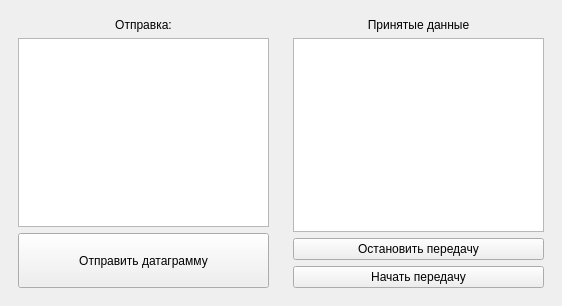
Before: the Qt Designer form Lesson 37/PreUDPsocket/mainwindow.ui in ofraofraofra/QtHW, drawn with Qt 5.
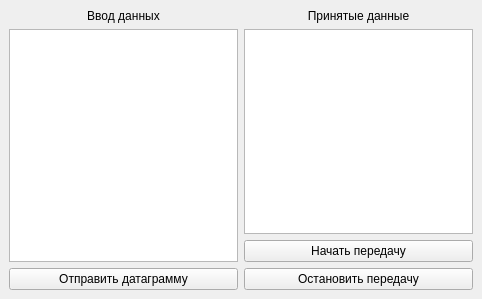
After: the same form once the commit is applied.

What changed in the file:
```diff
--- a/Lesson 37/PreUDPsocket/mainwindow.ui
+++ b/Lesson 37/PreUDPsocket/mainwindow.ui
@@ -6,26 +6,44 @@
    <rect>
     <x>0</x>
     <y>0</y>
-    <width>562</width>
-    <height>306</height>
+    <width>482</width>
+    <height>299</height>
    </rect>
   </property>
   <property name="windowTitle">
    <string>MainWindow</string>
   </property>
   <widget class="QWidget" name="centralwidget">
-   <layout class="QGridLayout" name="gridLayout_3">
-    <item row="0" column="1">
-     <widget class="QWidget" name="wdg_rcv" native="true">
       <layout class="QGridLayout" name="gridLayout">
-       <item row="2" column="0">
-        <widget class="QPushButton" name="pb_stop">
-         <property name="text">
-          <string>Остановить передачу</string>
-         </property>
-        </widget>
-       </item>
        <item row="0" column="0">
+     <layout class="QHBoxLayout" name="horizontalLayout">
+      <item>
+       <layout class="QVBoxLayout" name="verticalLayout">
+        <item>
+         <widget class="QLabel" name="lb_inputData">
+          <property name="text">
+           <string>Ввод данных</string>
+          </property>
+          <property name="alignment">
+           <set>Qt::AlignCenter</set>
+          </property>
+         </widget>
+        </item>
+        <item>
+         <widget class="QTextEdit" name="te_input"/>
+        </item>
+        <item>
+         <widget class="QPushButton" name="pb_send">
+          <property name="text">
+           <string>Отправить датаграмму</string>
+          </property>
+         </widget>
+        </item>
+       </layout>
+      </item>
+      <item>
+       <layout class="QVBoxLayout" name="verticalLayout_2">
+        <item>
         <widget class="QLabel" name="lb_receiveData">
          <property name="text">
           <string>Принятые данные</string>
@@ -35,60 +53,30 @@
          </property>
         </widget>
        </item>
-       <item row="3" column="0">
-        <widget class="QPushButton" name="pb_start">
-         <property name="text">
-          <string>Начать передачу</string>
-         </property>
-        </widget>
-       </item>
-       <item row="1" column="0">
+        <item>
         <widget class="QTextEdit" name="te_result">
          <property name="readOnly">
           <bool>true</bool>
          </property>
         </widget>
        </item>
-      </layout>
-     </widget>
-    </item>
-    <item row="0" column="0">
-     <widget class="QWidget" name="wdg_send" native="true">
-      <layout class="QGridLayout" name="gridLayout_2">
-       <item row="2" column="0">
-        <widget class="QPushButton" name="pb_sendData">
-         <property name="sizePolicy">
-          <sizepolicy hsizetype="Minimum" vsizetype="Minimum">
-           <horstretch>0</horstretch>
-           <verstretch>0</verstretch>
-          </sizepolicy>
-         </property>
-         <property name="minimumSize">
-          <size>
-           <width>0</width>
-           <height>55</height>
-          </size>
-         </property>
+        <item>
+         <widget class="QPushButton" name="pb_start">
          <property name="text">
-          <string>Отправить датаграмму</string>
+           <string>Начать передачу</string>
          </property>
         </widget>
        </item>
-       <item row="1" column="0">
-        <widget class="QTextEdit" name="te_inputData"/>
-       </item>
-       <item row="0" column="0">
-        <widget class="QLabel" name="lb_sendData">
+        <item>
+         <widget class="QPushButton" name="pb_stop">
          <property name="text">
-          <string>Отправка:</string>
-         </property>
-         <property name="alignment">
-          <set>Qt::AlignCenter</set>
-         </property>
+           <string>Остановить передачу</string>
+          </property>
         </widget>
        </item>
       </layout>
-     </widget>
+      </item>
+     </layout>
     </item>
    </layout>
   </widget>
```
Left out of the diff: 2 changed lines with no effect on the pictures. Lines whose indentation alone changed are shown as unchanged.
